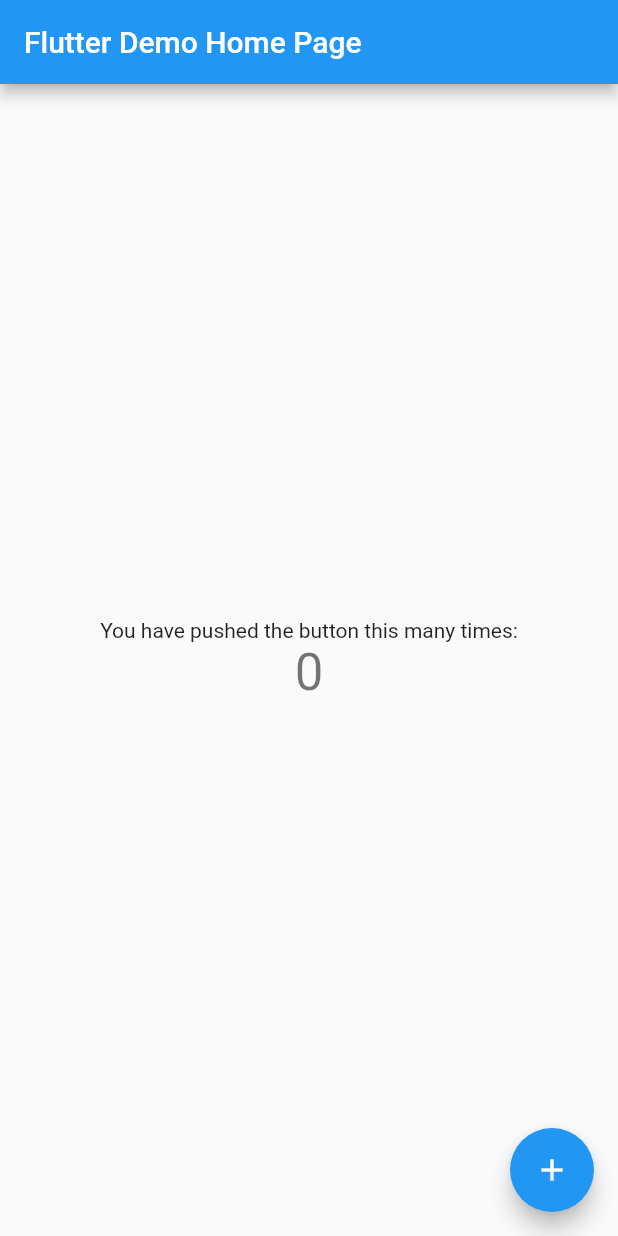
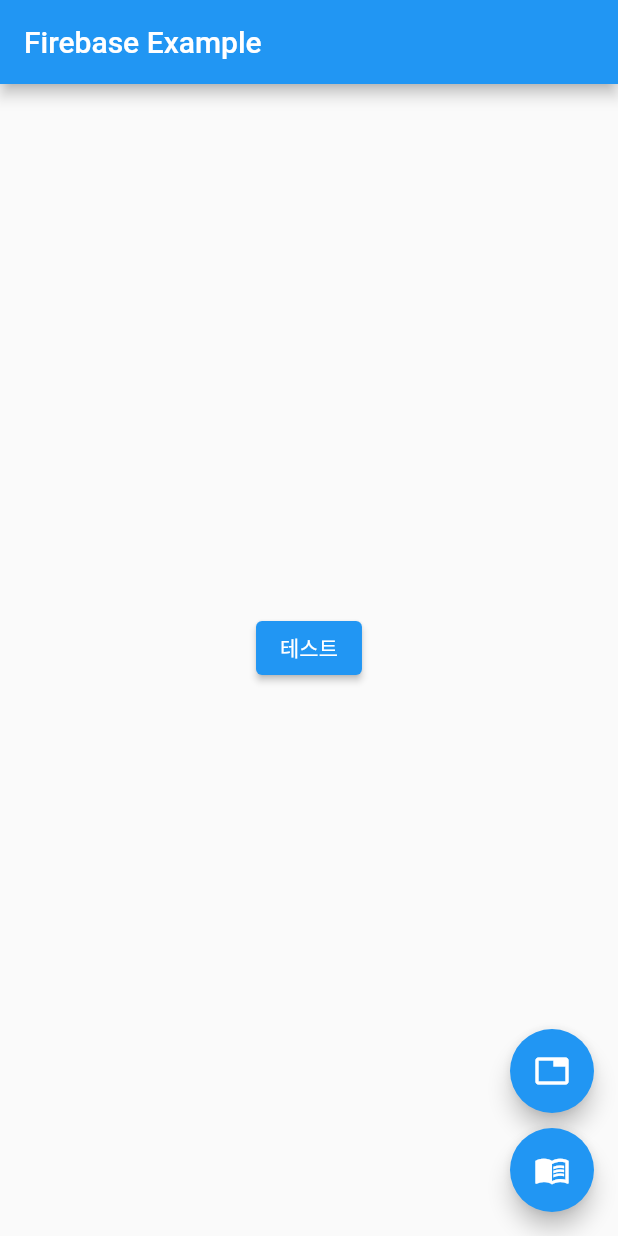
Before and after one commit to lee-kangpyo/test-flutter, a Flutter app: the screen it shows after launch, on a phone screen of 412 x 824 dp. Run offline on Flutter 3.47's test engine with Material 2 defaults, Android fonts, the phone set to English and light mode, and no system bars; our stand-ins replace dio, firebase_analytics, firebase_auth, firebase_core, firebase_database, firebase_messaging and 1 more; accounts and stored records are empty.

Commit message:
파이어 베이스를 이용한 예제

```diff
--- a/FirstApp/firebase_example2/lib/main.dart
+++ b/FirstApp/firebase_example2/lib/main.dart
@@ -1,113 +1,106 @@
+import 'package:firebase_analytics/firebase_analytics.dart';
+import 'package:firebase_analytics/observer.dart';
+//import 'package:firebase_core/firebase_core.dart';
 import 'package:flutter/material.dart';
+import 'tabPage.dart';
+import 'memoPage.dart';
 
-void main() {
-  runApp(MyApp());
-}
+
+
+void main() =>  runApp(MyApp());
 
 class MyApp extends StatelessWidget {
+  static FirebaseAnalytics analytics = FirebaseAnalytics();
+  static FirebaseAnalyticsObserver observer = FirebaseAnalyticsObserver(analytics: analytics);
+
   // This widget is the root of your application.
   @override
   Widget build(BuildContext context) {
     return MaterialApp(
-      title: 'Flutter Demo',
+      title: 'Firebase Example',
       theme: ThemeData(
-        // This is the theme of your application.
-        //
-        // Try running your application with "flutter run". You'll see the
-        // application has a blue toolbar. Then, without quitting the app, try
-        // changing the primarySwatch below to Colors.green and then invoke
-        // "hot reload" (press "r" in the console where you ran "flutter run",
-        // or simply save your changes to "hot reload" in a Flutter IDE).
-        // Notice that the counter didn't reset back to zero; the application
-        // is not restarted.
         primarySwatch: Colors.blue,
       ),
-      home: MyHomePage(title: 'Flutter Demo Home Page'),
+      navigatorObservers: [observer],
+      home: FirebaseApp(analytics:analytics, observer:observer, key: UniqueKey(),),
+      //home: MemoPage(),
     );
   }
 }
 
-class MyHomePage extends StatefulWidget {
-  MyHomePage({Key? key, required this.title}) : super(key: key);
+class FirebaseApp extends StatefulWidget {
+  FirebaseApp({required Key key, required this.analytics, required this.observer}) : super(key: key);
 
-  // This widget is the home page of your application. It is stateful, meaning
-  // that it has a State object (defined below) that contains fields that affect
-  // how it looks.
-
-  // This class is the configuration for the state. It holds the values (in this
-  // case the title) provided by the parent (in this case the App widget) and
-  // used by the build method of the State. Fields in a Widget subclass are
-  // always marked "final".
-
-  final String title;
+  final FirebaseAnalytics analytics;
+  final FirebaseAnalyticsObserver observer;
 
   @override
-  _MyHomePageState createState() => _MyHomePageState();
+  State<FirebaseApp> createState() => _FirebaseApp(analytics, observer);
 }
 
-class _MyHomePageState extends State<MyHomePage> {
-  int _counter = 0;
+class _FirebaseApp extends State<FirebaseApp> {
+  _FirebaseApp(this.analytics, this.observer);
 
-  void _incrementCounter() {
+  final FirebaseAnalytics analytics;
+  final FirebaseAnalyticsObserver observer;
+  String _message = "";
+
+  void setMessage(String message){
     setState(() {
-      // This call to setState tells the Flutter framework that something has
-      // changed in this State, which causes it to rerun the build method below
-      // so that the display can reflect the updated values. If we changed
-      // _counter without calling setState(), then the build method would not be
-      // called again, and so nothing would appear to happen.
-      _counter++;
+      _message = message;
     });
   }
 
+  Future<void> _sendAnalyticsEvent() async {
+    await analytics.logEvent(
+      name: "test_event",
+      parameters: <String, dynamic>{
+        "string":"hello flutter",
+        "int":100,
+      },
+    );
+    setMessage('Analytics 보내기 성공');
+  }
+
+
   @override
   Widget build(BuildContext context) {
-    // This method is rerun every time setState is called, for instance as done
-    // by the _incrementCounter method above.
-    //
-    // The Flutter framework has been optimized to make rerunning build methods
-    // fast, so that you can just rebuild anything that needs updating rather
-    // than having to individually change instances of widgets.
     return Scaffold(
       appBar: AppBar(
-        // Here we take the value from the MyHomePage object that was created by
-        // the App.build method, and use it to set our appbar title.
-        title: Text(widget.title),
+        title: Text("Firebase Example"),
       ),
       body: Center(
-        // Center is a layout widget. It takes a single child and positions it
-        // in the middle of the parent.
         child: Column(
-          // Column is also a layout widget. It takes a list of children and
-          // arranges them vertically. By default, it sizes itself to fit its
-          // children horizontally, and tries to be as tall as its parent.
-          //
-          // Invoke "debug painting" (press "p" in the console, choose the
-          // "Toggle Debug Paint" action from the Flutter Inspector in Android
-          // Studio, or the "Toggle Debug Paint" command in Visual Studio Code)
-          // to see the wireframe for each widget.
-          //
-          // Column has various properties to control how it sizes itself and
-          // how it positions its children. Here we use mainAxisAlignment to
-          // center the children vertically; the main axis here is the vertical
-          // axis because Columns are vertical (the cross axis would be
-          // horizontal).
           mainAxisAlignment: MainAxisAlignment.center,
           children: <Widget>[
-            Text(
-              'You have pushed the button this many times:',
-            ),
-            Text(
-              '$_counter',
-              style: Theme.of(context).textTheme.headline4,
-            ),
+            ElevatedButton(onPressed: _sendAnalyticsEvent, child: Text("테스트")),
+            Text(_message, style: TextStyle(color: Colors.blueAccent),),
           ],
         ),
       ),
-      floatingActionButton: FloatingActionButton(
-        onPressed: _incrementCounter,
-        tooltip: 'Increment',
-        child: Icon(Icons.add),
-      ), // This trailing comma makes auto-formatting nicer for build methods.
+      floatingActionButton: Column(
+        children: [
+          Padding(
+            padding: EdgeInsets.only(bottom: 10),
+            child: FloatingActionButton(
+              onPressed: (){
+                Navigator.of(context).push(MaterialPageRoute(builder: (context) => TabsPage(observer),settings: RouteSettings(name: '/tab') ));
+              },
+              child: Icon(Icons.tab),
+            ),
+          ),
+
+          FloatingActionButton(
+            onPressed: (){
+              Navigator.of(context).push(MaterialPageRoute(builder: (context) => MemoPage(),settings: RouteSettings(name: '/momo') ));
+            },
+            child: Icon(Icons.menu_book),
+          ),
+        ],
+        mainAxisAlignment: MainAxisAlignment.end,
+      )  // This trailing comma makes auto-formatting nicer for build methods.
     );
   }
+
+
 }
```
Also changed, not shown: FirstApp/firebase_example2/lib/memo.dart (added, +26 -0 lines), FirstApp/firebase_example2/lib/memoAdd.dart (added, +61 -0 lines), FirstApp/firebase_example2/lib/memoDetail.dart (added, +54 -0 lines), FirstApp/firebase_example2/lib/memoPage.dart (added, +164 -0 lines), FirstApp/firebase_example2/lib/tabPage.dart (added, +67 -0 lines), FirstApp/firebase_example2/pubspec.yaml (+4 -3 lines), FirstApp/firebase_example2/pubspec.lock.
